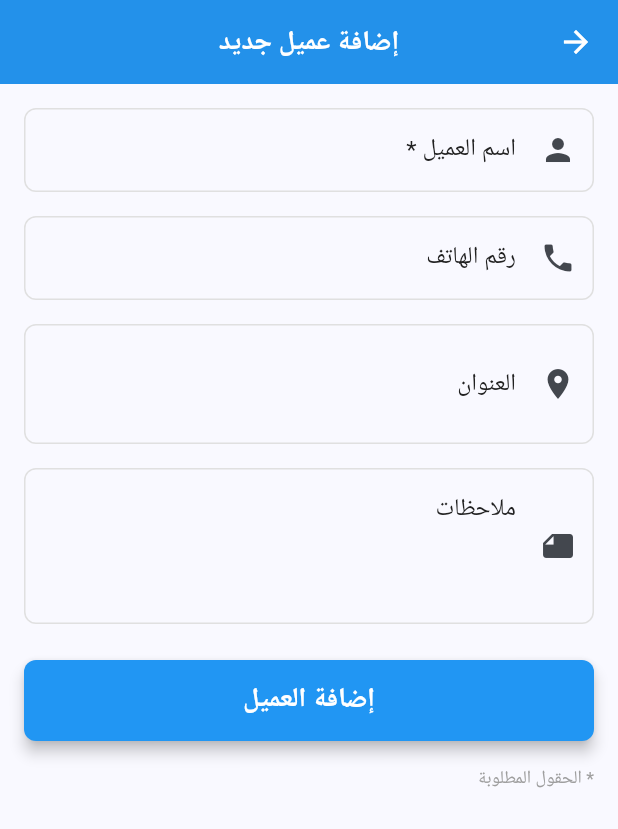
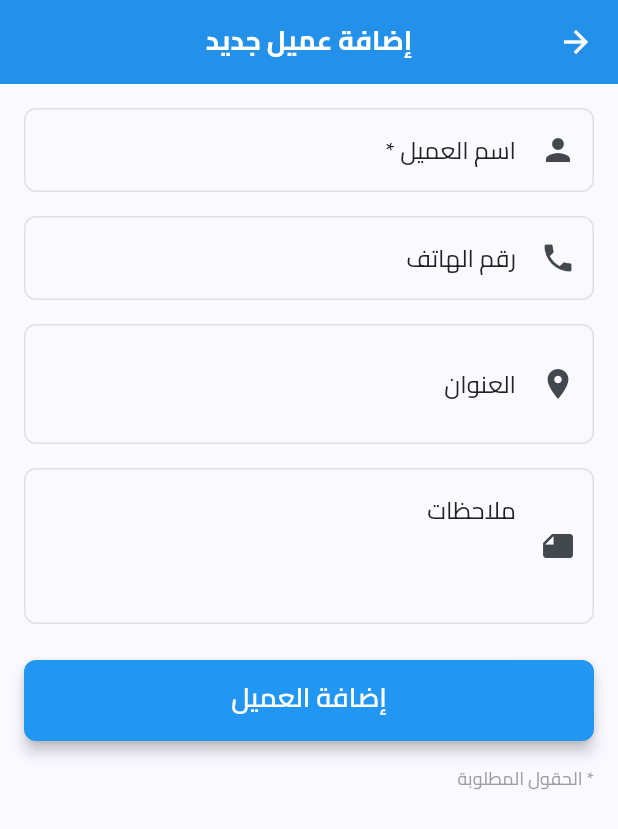
Before and after one commit to aalitariq44/integrated_installment_system, a Flutter app: the screen it shows after launch, after a tap on the "add" icon, on a phone screen of 412 x 824 dp. Shown: the top 829 px of the screen. Run offline on Flutter 3.47's test engine with Material 3 defaults, Android fonts, the phone set to English and light mode, and no system bars; our stand-ins replace equatable, flutter_bloc, pdf, printing, share_plus, sqflite; accounts and stored records are empty.

Commit message:
تعداستخدم خطوط cairo موجود في مجلد fonts في كامل التطبيق
اضافة اريد حل لهذه المشكلة وهي عند اضافة دفعة يبقى والضغط على زر اضافة دفعة يظهر يبقى بهذه الحالة الظاهرة في الصورة

```diff
--- a/lib/core/constants/ui_constants.dart
+++ b/lib/core/constants/ui_constants.dart
@@ -72,6 +72,7 @@ class AppTextStyles {
     fontWeight: FontWeight.bold,
     color: AppColors.textPrimary,
     height: 1.2,
+    fontFamily: 'Cairo',
   );
 
   static const TextStyle displayMedium = TextStyle(
@@ -79,6 +80,7 @@ class AppTextStyles {
     fontWeight: FontWeight.bold,
     color: AppColors.textPrimary,
     height: 1.2,
+    fontFamily: 'Cairo',
   );
 
   static const TextStyle displaySmall = TextStyle(
@@ -86,6 +88,7 @@ class AppTextStyles {
     fontWeight: FontWeight.w600,
     color: AppColors.textPrimary,
     height: 1.3,
+    fontFamily: 'Cairo',
   );
 
   // Headline Styles
@@ -94,6 +97,7 @@ class AppTextStyles {
     fontWeight: FontWeight.w600,
     color: AppColors.textPrimary,
     height: 1.3,
+    fontFamily: 'Cairo',
   );
 
   static const TextStyle headlineMedium = TextStyle(
@@ -101,6 +105,7 @@ class AppTextStyles {
     fontWeight: FontWeight.w600,
     color: AppColors.textPrimary,
     height: 1.3,
+    fontFamily: 'Cairo',
   );
 
   static const TextStyle headlineSmall = TextStyle(
@@ -108,6 +113,7 @@ class AppTextStyles {
     fontWeight: FontWeight.w500,
     color: AppColors.textPrimary,
     height: 1.4,
+    fontFamily: 'Cairo',
   );
 
   // Title Styles
@@ -116,6 +122,7 @@ class AppTextStyles {
     fontWeight: FontWeight.w500,
     color: AppColors.textPrimary,
     height: 1.4,
+    fontFamily: 'Cairo',
   );
 
   static const TextStyle titleMedium = TextStyle(
@@ -123,6 +130,7 @@ class AppTextStyles {
     fontWeight: FontWeight.w500,
     color: AppColors.textPrimary,
     height: 1.4,
+    fontFamily: 'Cairo',
   );
 
   static const TextStyle titleSmall = TextStyle(
@@ -130,6 +138,7 @@ class AppTextStyles {
     fontWeight: FontWeight.w500,
     color: AppColors.textSecondary,
     height: 1.4,
+    fontFamily: 'Cairo',
   );
 
   // Body Styles
@@ -138,6 +147,7 @@ class AppTextStyles {
     fontWeight: FontWeight.normal,
     color: AppColors.textPrimary,
     height: 1.5,
+    fontFamily: 'Cairo',
   );
 
   static const TextStyle bodyMedium = TextStyle(
@@ -145,6 +155,7 @@ class AppTextStyles {
     fontWeight: FontWeight.normal,
     color: AppColors.textPrimary,
     height: 1.5,
+    fontFamily: 'Cairo',
   );
 
   static const TextStyle bodySmall = TextStyle(
@@ -152,6 +163,7 @@ class AppTextStyles {
     fontWeight: FontWeight.normal,
     color: AppColors.textSecondary,
     height: 1.5,
+    fontFamily: 'Cairo',
   );
 
   // Label Styles
@@ -160,6 +172,7 @@ class AppTextStyles {
     fontWeight: FontWeight.w500,
     color: AppColors.textPrimary,
     height: 1.4,
+    fontFamily: 'Cairo',
   );
 
   static const TextStyle labelMedium = TextStyle(
@@ -167,6 +180,7 @@ class AppTextStyles {
     fontWeight: FontWeight.w500,
     color: AppColors.textSecondary,
     height: 1.4,
+    fontFamily: 'Cairo',
   );
 
   static const TextStyle labelSmall = TextStyle(
@@ -174,6 +188,7 @@ class AppTextStyles {
     fontWeight: FontWeight.w500,
     color: AppColors.textHint,
     height: 1.4,
+    fontFamily: 'Cairo',
   );
 
   // Button Styles
@@ -182,6 +197,7 @@ class AppTextStyles {
     fontWeight: FontWeight.w600,
     color: AppColors.textOnPrimary,
     height: 1.2,
+    fontFamily: 'Cairo',
   );
 
   static const TextStyle buttonMedium = TextStyle(
@@ -189,6 +205,7 @@ class AppTextStyles {
     fontWeight: FontWeight.w600,
     color: AppColors.textOnPrimary,
     height: 1.2,
+    fontFamily: 'Cairo',
   );
 
   static const TextStyle buttonSmall = TextStyle(
@@ -196,6 +213,7 @@ class AppTextStyles {
     fontWeight: FontWeight.w600,
     color: AppColors.textOnPrimary,
     height: 1.2,
+    fontFamily: 'Cairo',
   );
 
   // Currency Styles
@@ -204,6 +222,7 @@ class AppTextStyles {
     fontWeight: FontWeight.bold,
     color: AppColors.success,
     height: 1.2,
+    fontFamily: 'Cairo',
   );
 
   static const TextStyle currencyMedium = TextStyle(
@@ -211,6 +230,7 @@ class AppTextStyles {
     fontWeight: FontWeight.w600,
     color: AppColors.success,
     height: 1.2,
+    fontFamily: 'Cairo',
   );
 
   static const TextStyle currencySmall = TextStyle(
@@ -218,6 +238,7 @@ class AppTextStyles {
     fontWeight: FontWeight.w500,
     color: AppColors.success,
     height: 1.2,
+    fontFamily: 'Cairo',
   );
 
   // Status Styles
@@ -226,6 +247,7 @@ class AppTextStyles {
     fontWeight: FontWeight.w600,
     color: AppColors.success,
     height: 1.2,
+    fontFamily: 'Cairo',
   );
 
   static const TextStyle statusOverdue = TextStyle(
@@ -233,6 +255,7 @@ class AppTextStyles {
     fontWeight: FontWeight.w600,
     color: AppColors.error,
     height: 1.2,
+    fontFamily: 'Cairo',
   );
 
   static const TextStyle statusDue = TextStyle(
@@ -240,6 +263,7 @@ class AppTextStyles {
     fontWeight: FontWeight.w600,
     color: AppColors.warning,
     height: 1.2,
+    fontFamily: 'Cairo',
   );
 }
 
--- a/lib/core/theme/app_theme.dart
+++ b/lib/core/theme/app_theme.dart
@@ -10,6 +10,25 @@ class AppTheme {
         brightness: Brightness.light,
       ),
       fontFamily: 'Cairo',
+
+      // Text Theme
+      textTheme: const TextTheme(
+        displayLarge: AppTextStyles.displayLarge,
+        displayMedium: AppTextStyles.displayMedium,
+        displaySmall: AppTextStyles.displaySmall,
+        headlineLarge: AppTextStyles.headlineLarge,
+        headlineMedium: AppTextStyles.headlineMedium,
+        headlineSmall: AppTextStyles.headlineSmall,
+        titleLarge: AppTextStyles.titleLarge,
+        titleMedium: AppTextStyles.titleMedium,
+        titleSmall: AppTextStyles.titleSmall,
+        bodyLarge: AppTextStyles.bodyLarge,
+        bodyMedium: AppTextStyles.bodyMedium,
+        bodySmall: AppTextStyles.bodySmall,
+        labelLarge: AppTextStyles.labelLarge,
+        labelMedium: AppTextStyles.labelMedium,
+        labelSmall: AppTextStyles.labelSmall,
+      ),
 
       // App Bar Theme
       appBarTheme: AppBarTheme(
@@ -119,6 +138,25 @@ class AppTheme {
       ),
       fontFamily: 'Cairo',
 
+      // Text Theme
+      textTheme: const TextTheme(
+        displayLarge: AppTextStyles.displayLarge,
+        displayMedium: AppTextStyles.displayMedium,
+        displaySmall: AppTextStyles.displaySmall,
+        headlineLarge: AppTextStyles.headlineLarge,
+        headlineMedium: AppTextStyles.headlineMedium,
+        headlineSmall: AppTextStyles.headlineSmall,
+        titleLarge: AppTextStyles.titleLarge,
+        titleMedium: AppTextStyles.titleMedium,
+        titleSmall: AppTextStyles.titleSmall,
+        bodyLarge: AppTextStyles.bodyLarge,
+        bodyMedium: AppTextStyles.bodyMedium,
+        bodySmall: AppTextStyles.bodySmall,
+        labelLarge: AppTextStyles.labelLarge,
+        labelMedium: AppTextStyles.labelMedium,
+        labelSmall: AppTextStyles.labelSmall,
+      ),
+
       // App Bar Theme
       appBarTheme: AppBarTheme(
         backgroundColor: AppColors.primary,
```
Also changed, not shown: lib/features/payments/presentation/pages/add_payment_page.dart (+54 -35 lines), pubspec.yaml (+25 -0 lines).
